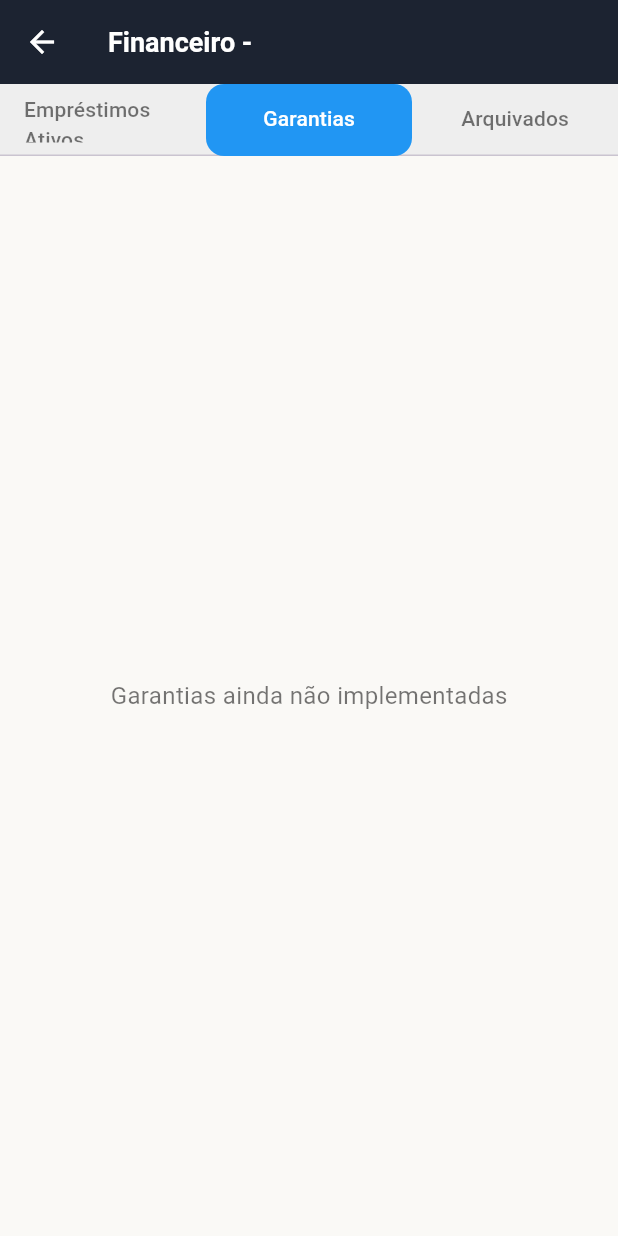
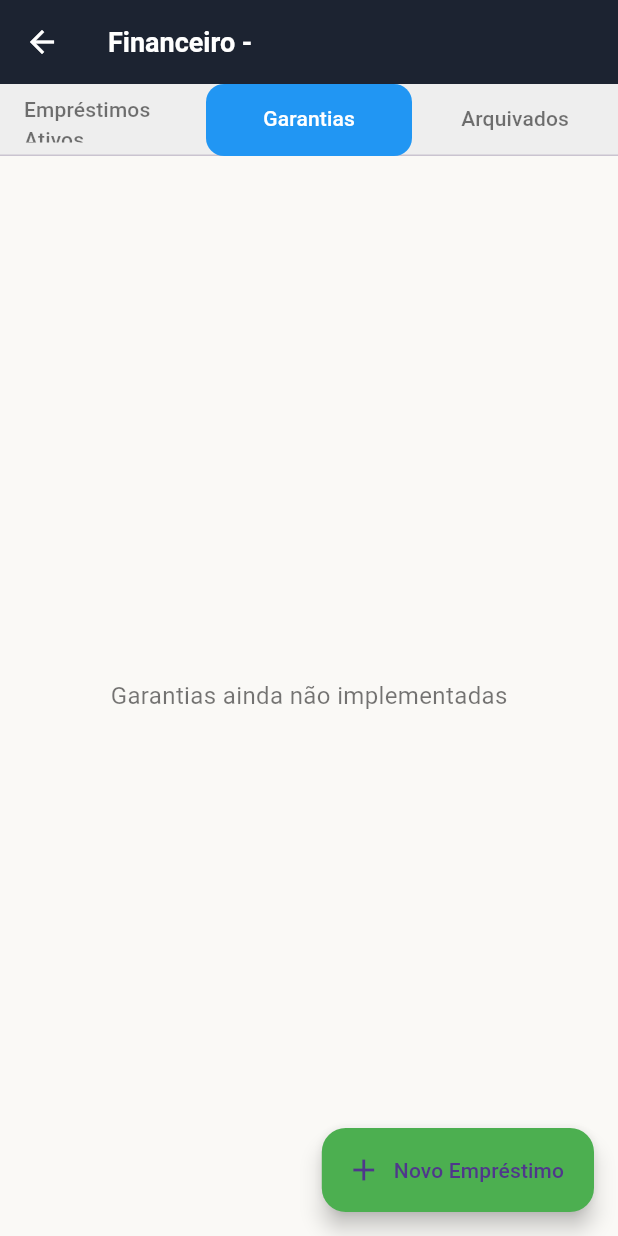
Before and after one commit to Cortexautocom/agiota-online, a Flutter app: the FinanceiroPage screen opened directly with empty values, tab 2 chosen, on a phone screen of 412 x 824 dp. Run offline on Flutter 3.47's test engine with Material 3 defaults, Android fonts, the phone set to English and light mode, and no system bars; our stand-ins replace mask_text_input_formatter, supabase_flutter; accounts and stored records are empty.

Commit message:
Aperfeiçoando financeiro do cliente

```diff
--- a/lib/financeiro.dart
+++ b/lib/financeiro.dart
@@ -3,31 +3,79 @@ import 'package:supabase_flutter/supabase_flutter.dart';
 import 'parcelas_page.dart';
 import 'emprestimo_form.dart';
 import 'utils.dart'; // 🔹 função fmtMoeda
+import 'package:intl/intl.dart';
 
-class FinanceiroPage extends StatelessWidget {
+class FinanceiroPage extends StatefulWidget {
   final Map<String, dynamic> cliente;
 
   const FinanceiroPage({super.key, required this.cliente});
 
   @override
+  State<FinanceiroPage> createState() => _FinanceiroPageState();
+}
+
+class _FinanceiroPageState extends State<FinanceiroPage> {
+  Future<Map<String, String>> _calcularDatas(String idEmprestimo) async {
+    final parcelas = await Supabase.instance.client
+        .from('parcelas')
+        .select()
+        .eq('id_emprestimo', idEmprestimo);
+
+    DateTime? proxima;
+    DateTime? ultima;
+    int pagas = 0;
+    int abertas = 0;
+
+    for (final p in parcelas) {
+      final vencTxt = p['vencimento']?.toString() ?? "";
+      if (vencTxt.isEmpty) continue;
+      final venc = DateFormat("dd/MM/yyyy").tryParse(vencTxt);
+      if (venc == null) continue;
+
+      final residual = num.tryParse("${p['residual']}") ?? 0;
+
+      if (residual == 0) {
+        pagas++;
+      } else {
+        abertas++;
+        if (proxima == null || venc.isBefore(proxima)) {
+          proxima = venc;
+        }
+      }
+
+      if (ultima == null || venc.isAfter(ultima)) {
+        ultima = venc;
+      }
+    }
+
+    return {
+      "proxima": proxima != null ? DateFormat("dd/MM/yyyy").format(proxima) : "-",
+      "ultima": ultima != null ? DateFormat("dd/MM/yyyy").format(ultima) : "-",
+      "situacao": "$pagas parcelas pagas, $abertas parcelas restando."
+    };
+  }
+
+  @override
   Widget build(BuildContext context) {
+    final cliente = widget.cliente;
+
     return DefaultTabController(
-      length: 3, // 🔹 Empréstimos Ativos, Garantias, Arquivados
+      length: 3,
       child: Scaffold(
         appBar: AppBar(
           title: Text("Financeiro - ${cliente['nome']}"),
           bottom: PreferredSize(
             preferredSize: const Size.fromHeight(48),
             child: Container(
-              color: Colors.grey[200], // 🔹 cor de fundo da barra
+              color: Colors.grey[200],
               child: TabBar(
-                labelColor: Colors.white, // cor do texto da aba ativa
-                unselectedLabelColor: Colors.black54, // cor do texto das inativas
+                labelColor: Colors.white,
+                unselectedLabelColor: Colors.black54,
                 indicator: BoxDecoration(
-                  color: Colors.blue, // 🔹 cor da aba ativa
-                  borderRadius: BorderRadius.circular(12), // 🔹 cantos arredondados
+                  color: Colors.blue,
+                  borderRadius: BorderRadius.circular(12),
                 ),
-                indicatorSize: TabBarIndicatorSize.tab, // ocupa toda a aba
+                indicatorSize: TabBarIndicatorSize.tab,
                 tabs: const [
                   Tab(child: SizedBox(height: 32, child: Center(child: Text("Empréstimos Ativos")))),
                   Tab(child: SizedBox(height: 32, child: Center(child: Text("Garantias")))),
@@ -38,11 +86,36 @@ class FinanceiroPage extends StatelessWidget {
           ),
         ),
 
+        floatingActionButton: FloatingActionButton.extended(
+          onPressed: () {
+            Navigator.push(
+              context,
+              MaterialPageRoute(
+                builder: (_) => EmprestimoForm(
+                  idCliente: cliente['id_cliente'],
+                  idUsuario: Supabase.instance.client.auth.currentUser!.id,
+                  onSaved: () {
+                    Navigator.pushReplacement(
+                      context,
+                      MaterialPageRoute(
+                        builder: (_) => FinanceiroPage(cliente: cliente),
+                      ),
+                    );
+                  },
+                ),
+              ),
+            );
+          },
+          icon: const Icon(Icons.add),
+          label: const Text("Novo Empréstimo"),
+          backgroundColor: Colors.green,
+        ),
+
         body: TabBarView(
           children: [
             // 🔹 Aba 1: Empréstimos Ativos
             Container(
-              color: const Color(0xFFFAF9F6), // fundo creme
+              color: const Color(0xFFFAF9F6),
               padding: const EdgeInsets.all(16),
               child: Column(
                 crossAxisAlignment: CrossAxisAlignment.start,
@@ -57,44 +130,6 @@ class FinanceiroPage extends StatelessWidget {
                   ),
                   const SizedBox(height: 12),
 
-                  // 🔹 Botão Novo Empréstimo
-                  ElevatedButton.icon(
-                    onPressed: () {
-                      Navigator.push(
-                        context,
-                        MaterialPageRoute(
-                          builder: (_) => EmprestimoForm(
-                            idCliente: cliente['id_cliente'],
-                            idUsuario:
-                                Supabase.instance.client.auth.currentUser!.id,
-                            onSaved: () {
-                              Navigator.pushReplacement(
-                                context,
-                                MaterialPageRoute(
-                                  builder: (_) =>
-                                      FinanceiroPage(cliente: cliente),
-                                ),
-                              );
-                            },
-                          ),
-                        ),
-                      );
-                    },
-                    icon: const Icon(Icons.add),
-                    label: const Text("Novo Empréstimo"),
-                    style: ElevatedButton.styleFrom(
-                      backgroundColor: Colors.green,
-                      foregroundColor: Colors.white,
-                      padding: const EdgeInsets.symmetric(
-                          vertical: 12, horizontal: 16),
-                      textStyle: const TextStyle(
-                          fontSize: 16, fontWeight: FontWeight.bold),
-                    ),
-                  ),
-
-                  const SizedBox(height: 12),
-
-                  // 🔹 Lista de empréstimos
                   Expanded(
                     child: FutureBuilder<List<Map<String, dynamic>>>(
                       future: Supabase.instance.client
@@ -104,17 +139,12 @@ class FinanceiroPage extends StatelessWidget {
                           .eq('ativo', 'sim')
                           .order('data_inicio'),
                       builder: (context, snapshot) {
-                        if (snapshot.connectionState ==
-                            ConnectionState.waiting) {
-                          return const Center(
-                              child: CircularProgressIndicator());
+                        if (snapshot.connectionState == ConnectionState.waiting) {
+                          return const Center(child: CircularProgressIndicator());
                         }
                         if (snapshot.hasError) {
                           return Center(
-                            child: Text(
-                              "Erro: ${snapshot.error}",
-                              style: const TextStyle(color: Colors.red),
-                            ),
+                            child: Text("Erro: ${snapshot.error}", style: const TextStyle(color: Colors.red)),
                           );
                         }
 
@@ -125,19 +155,16 @@ class FinanceiroPage extends StatelessWidget {
 
                         if (emprestimos.isEmpty) {
                           return const Center(
-                            child: Text(
-                              "Nenhum empréstimo encontrado.",
-                              style: TextStyle(color: Colors.black87),
-                            ),
+                            child: Text("Nenhum empréstimo encontrado.", style: TextStyle(color: Colors.black87)),
                           );
                         }
 
                         return SingleChildScrollView(
-                          scrollDirection: Axis.horizontal, // 🔹 rolagem horizontal
+                          scrollDirection: Axis.horizontal,
                           child: SingleChildScrollView(
-                            scrollDirection: Axis.vertical, // 🔹 rolagem vertical
+                            scrollDirection: Axis.vertical,
                             child: DataTable(
-                              showCheckboxColumn: false, // 🔹 remove o quadrado
+                              showCheckboxColumn: false,
                               headingRowColor: MaterialStateProperty.all(Colors.grey[300]),
                               headingTextStyle: const TextStyle(
                                 color: Colors.black,
@@ -148,124 +175,76 @@ class FinanceiroPage extends StatelessWidget {
                                 fontSize: 13,
                               ),
                               columns: const [
-                                DataColumn(
-                                  label: SizedBox(
-                                    width: 160,
-                                    child: Center(child: Text("Cliente")),
-                                  ),
-                                ),
-                                DataColumn(
-                                  label: SizedBox(
-                                    width: 100,
-                                    child: Center(child: Text("Nº Empr.")),
-                                  ),
-                                ),
-                                DataColumn(
-                                  label: SizedBox(
-                                    width: 100,
-                                    child: Center(child: Text("Data Início")),
-                                  ),
-                                ),
-                                DataColumn(
-                                  label: SizedBox(
-                                    width: 110,
-                                    child: Center(child: Text("Capital")),
-                                  ),
-                                ),
-                                DataColumn(
-                                  label: SizedBox(
-                                    width: 110,
-                                    child: Center(child: Text("Juros")),
-                                  ),
-                                ),
-                                DataColumn(
-                                  label: SizedBox(
-                                    width: 110,
-                                    child: Center(child: Text("Montante")),
-                                  ),
-                                ),
-                                DataColumn(
-                                  label: SizedBox(
-                                    width: 120,
-                                    child: Center(child: Text("Prestação")),
-                                  ),
-                                ),
+                                DataColumn(label: SizedBox(width: 160, child: Center(child: Text("Cliente")))),
+                                DataColumn(label: SizedBox(width: 100, child: Center(child: Text("Nº Empr.")))),
+                                DataColumn(label: SizedBox(width: 100, child: Center(child: Text("Data Início")))),
+                                DataColumn(label: SizedBox(width: 110, child: Center(child: Text("Último venc.")))),
+                                DataColumn(label: SizedBox(width: 110, child: Center(child: Text("Capital")))),
+                                DataColumn(label: SizedBox(width: 110, child: Center(child: Text("Juros")))),
+                                DataColumn(label: SizedBox(width: 110, child: Center(child: Text("Total")))),
+                                DataColumn(label: SizedBox(width: 120, child: Center(child: Text("Parcelas")))),
+                                DataColumn(label: SizedBox(width: 110, child: Center(child: Text("Próx. venc.")))),
+                                DataColumn(label: SizedBox(width: 160, child: Center(child: Text("Situação")))),
                               ],
                               rows: emprestimos.map((emp) {
                                 return DataRow(
-                                  onSelectChanged: (_) { // 🔹 restaurado
+                                  onSelectChanged: (_) {
                                     emp['cliente'] = cliente['nome'];
                                     Navigator.push(
                                       context,
                                       MaterialPageRoute(
                                         builder: (context) => ParcelasPage(emprestimo: emp),
                                       ),
-                                    );
+                                    ).then((atualizar) {
+                                      if (atualizar == true) {
+                                        setState(() {}); // 👈 força refresh quando voltar
+                                      }
+                                    });
                                   },
                                   cells: [
-                                    DataCell(
-                                      SizedBox(
-                                        width: 160,
-                                        child: Center(
-                                          child: Text(cliente['nome'], style: const TextStyle(fontSize: 13)),
-                                        ),
-                                      ),
-                                    ),
-                                    DataCell(
-                                      SizedBox(
-                                        width: 100,
-                                        child: Center(
-                                          child: Text("${emp['numero'] ?? ''}", style: const TextStyle(fontSize: 13)),
-                                        ),
-                                      ),
-                                    ),
-                                    DataCell(
-                                      SizedBox(
-                                        width: 100,
-                                        child: Center(
-                                          child: Text(emp['data_inicio'] ?? '', style: const TextStyle(fontSize: 13)),
-                                        ),
-                                      ),
-                                    ),
-                                    DataCell(
-                                      SizedBox(
-                                        width: 110,
-                                        child: Center(
-                                          child: Text(fmtMoeda(emp['valor']), style: const TextStyle(fontSize: 13)),
-                                        ),
-                                      ),
-                                    ),
-                                    DataCell(
-                                      SizedBox(
-                                        width: 110,
-                                        child: Center(
-                                          child: Text(fmtMoeda(emp['juros']), style: const TextStyle(fontSize: 13)),
-                                        ),
-                                      ),
-                                    ),
-                                    DataCell(
-                                      SizedBox(
-                                        width: 110,
-                                        child: Center(
+                                    DataCell(SizedBox(width: 160, child: Center(child: Text(cliente['nome'], style: const TextStyle(fontSize: 13))))),
+                                    DataCell(SizedBox(width: 100, child: Center(child: Text("${emp['numero'] ?? ''}", style: const TextStyle(fontSize: 13))))),
+                                    DataCell(SizedBox(width: 100, child: Center(child: Text(emp['data_inicio'] ?? '', style: const TextStyle(fontSize: 13))))),
+                                    DataCell(FutureBuilder<Map<String, String>>(
+                                      future: _calcularDatas(emp['id']),
+                                      builder: (context, snap) {
+                                        if (!snap.hasData) return const Text("-");
+                                        return Center(child: Text(snap.data!['ultima'] ?? "-", style: const TextStyle(fontSize: 13)));
+                                      },
+                                    )),
+                                    DataCell(SizedBox(width: 110, child: Center(child: Text(fmtMoeda(emp['valor']), style: const TextStyle(fontSize: 13))))),
+                                    DataCell(SizedBox(width: 110, child: Center(child: Text(fmtMoeda(emp['juros']), style: const TextStyle(fontSize: 13))))),
+                                    DataCell(SizedBox(width: 110, child: Center(child: Text(fmtMoeda((num.tryParse("${emp['valor']}") ?? 0) + (num.tryParse("${emp['juros']}") ?? 0)), style: const TextStyle(fontSize: 13))))),
+                                    DataCell(SizedBox(width: 120, child: Center(child: Text("${emp['parcelas']} x ${fmtMoeda(emp['prestacao'])}", style: const TextStyle(fontSize: 13))))),
+                                    DataCell(FutureBuilder<Map<String, String>>(
+                                      future: _calcularDatas(emp['id']),
+                                      builder: (context, snap) {
+                                        if (!snap.hasData) return const Text("-");
+                                        final txt = snap.data!['proxima'] ?? "-";
+                                        DateTime? data;
+                                        if (txt != "-" && txt.isNotEmpty) {
+                                          data = DateFormat("dd/MM/yyyy").tryParse(txt);
+                                        }
+                                        final vencida = data != null && data.isBefore(DateTime.now());
+                                        return Center(
                                           child: Text(
-                                            fmtMoeda((num.tryParse("${emp['valor']}") ?? 0) +
-                                                (num.tryParse("${emp['juros']}") ?? 0)),
-                                            style: const TextStyle(fontSize: 13),
+                                            txt,
+                                            style: TextStyle(
+                                              fontSize: 13,
+                                              color: vencida ? Colors.red : Colors.black,
+                                              fontWeight: vencida ? FontWeight.bold : FontWeight.normal,
+                                            ),
                                           ),
-                                        ),
-                                      ),
-                                    ),
-                                    DataCell(
-                                      SizedBox(
-                                        width: 120,
-                                        child: Center(
-                                          child: Text(
-                                            "${emp['parcelas']} x ${fmtMoeda(emp['prestacao'])}",
-                                            style: const TextStyle(fontSize: 13),
-                                          ),
-                                        ),
-                                      ),
-                                    ),
+                                        );
+                                      },
+                                    )),
+                                    DataCell(FutureBuilder<Map<String, String>>(
+                                      future: _calcularDatas(emp['id']),
+                                      builder: (context, snap) {
+                                        if (!snap.hasData) return const Text("-");
+                                        return Center(child: Text(snap.data!['situacao'] ?? "-", style: const TextStyle(fontSize: 13)));
+                                      },
+                                    )),
                                   ],
                                 );
                               }).toList(),
@@ -279,21 +258,8 @@ class FinanceiroPage extends StatelessWidget {
               ),
             ),
 
-            // 🔹 Aba 2: Garantias (placeholder)
-            const Center(
-              child: Text(
-                "Garantias ainda não implementadas",
-                style: TextStyle(fontSize: 16, color: Colors.black54),
-              ),
-            ),
-
-            // 🔹 Aba 3: Arquivados (placeholder)
-            const Center(
-              child: Text(
-                "Arquivados ainda não implementados",
-                style: TextStyle(fontSize: 16, color: Colors.black54),
-              ),
-            ),
+            const Center(child: Text("Garantias ainda não implementadas", style: TextStyle(fontSize: 16, color: Colors.black54))),
+            const Center(child: Text("Arquivados ainda não implementados", style: TextStyle(fontSize: 16, color: Colors.black54))),
           ],
         ),
       ),
--- a/lib/parcelas_page.dart
+++ b/lib/parcelas_page.dart
@@ -154,7 +154,7 @@ class _ParcelasPageState extends State<ParcelasPage> {
                           ],
                         ),
                       );
-                      Navigator.pop(context); // volta p/ financeiro
+                      Navigator.pop(context, true); // 👈 agora retorna true para atualizar financeiro
                     }
                   },
                   icon: const Icon(Icons.save),
```
